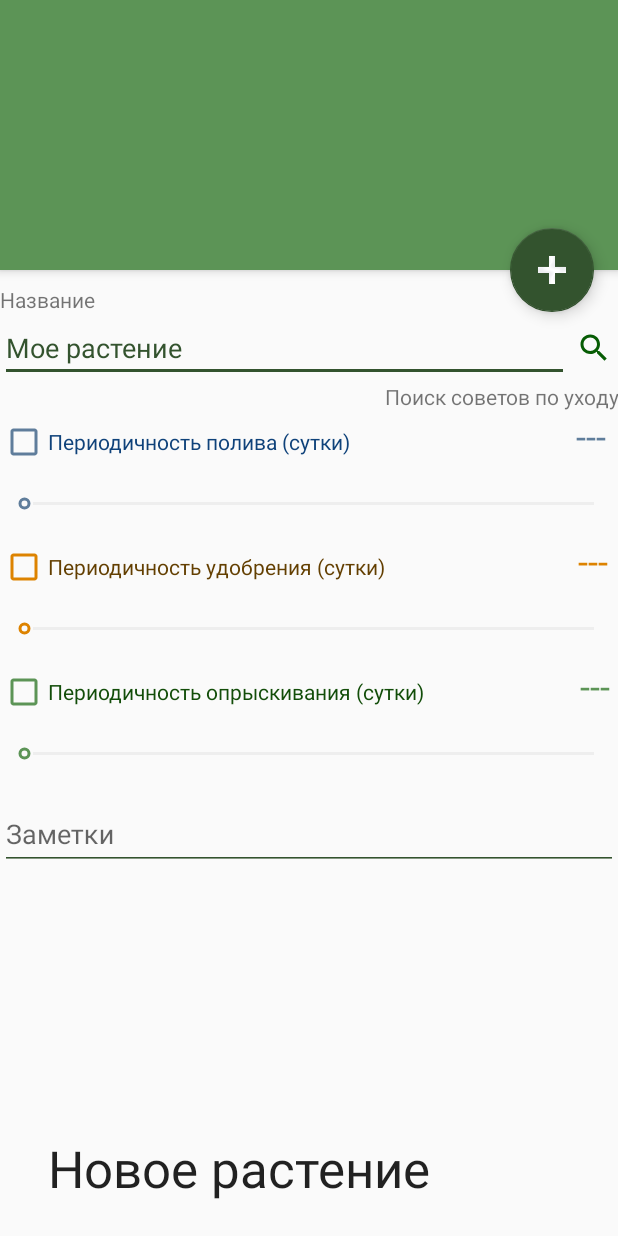
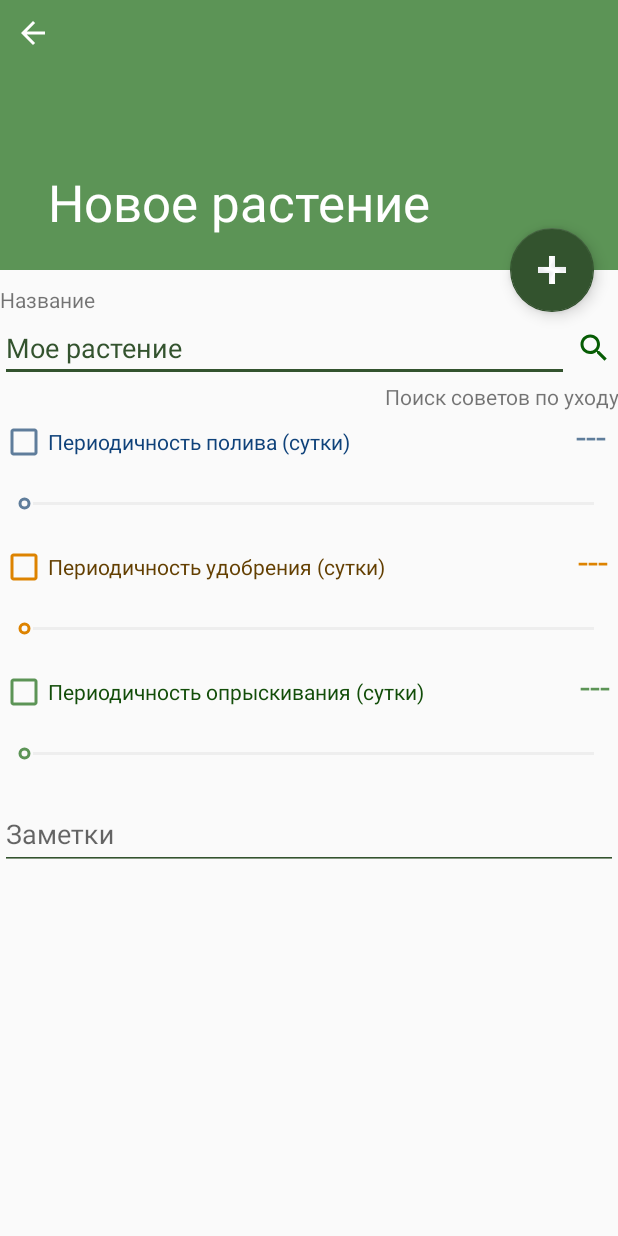
Before and after one commit to bpqda/PlantsProject, an Android app: the CreationActivity screen opened directly, with no data from a screen before it, on a phone screen of 412 x 824 dp. Run offline under Robolectric (Android 15) with nearby library versions, the phone set to English and light mode, and no system bars.

Commit message:
CreationActivity

```diff
--- a/app/src/main/AndroidManifest.xml
+++ b/app/src/main/AndroidManifest.xml
@@ -18,7 +18,7 @@
         <activity
             android:name=".CreationActivity"
             android:label="@string/title_activity_creation"
-            android:theme="@style/AppTheme.NoActionBar.NoActionBar"></activity>
+            android:theme="@style/AppTheme.NoActionBar.NoActionBar" />
         <activity
             android:name=".PlantInfoActivity"
             android:label="@string/title_activity_plant_info"
--- a/app/src/main/java/com/example/plantsproject/CreationActivity.java
+++ b/app/src/main/java/com/example/plantsproject/CreationActivity.java
@@ -27,6 +27,7 @@ public class CreationActivity extends AppCompatActivity {
     private boolean update;
     Plant plant;
     Intent i;
+    CollapsingToolbarLayout toolbarLayout;
 
 
     @Override
@@ -38,13 +39,16 @@ public class CreationActivity extends AppCompatActivity {
 
 
 
-        CollapsingToolbarLayout toolbarLayout = findViewById(R.id.toolbar_layout);
-        toolbarLayout.setTitle("Новое растение");
+
 
         Toolbar toolbar = findViewById(R.id.toolbar);
         setSupportActionBar(toolbar);
 
+
         FloatingActionButton create = findViewById(R.id.fab);
+
+        toolbarLayout = findViewById(R.id.toolbar_layout);
+        toolbarLayout.setTitle("Новое растение");
 
             plantName = findViewById(R.id.nameTxt);
             notes = findViewById(R.id.notes);
--- a/app/src/main/res/layout/activity_creation.xml
+++ b/app/src/main/res/layout/activity_creation.xml
@@ -14,28 +14,12 @@
         android:fitsSystemWindows="true"
         android:theme="@style/AppTheme.NoActionBar.AppBarOverlay">
 
-    </com.google.android.material.appbar.AppBarLayout>
-
-    <include layout="@layout/content_creation" />
-
-    <com.google.android.material.floatingactionbutton.FloatingActionButton
-        android:id="@+id/fab"
-        android:layout_width="wrap_content"
-        android:layout_height="wrap_content"
-        android:layout_margin="@dimen/fab_margin"
-        app:backgroundTint="@color/darkGreen"
-        app:layout_anchor="@+id/app_bar"
-        app:layout_anchorGravity="end|bottom"
-        app:srcCompat="@drawable/plus" />
-
         <com.google.android.material.appbar.CollapsingToolbarLayout
             android:id="@+id/toolbar_layout"
             android:layout_width="match_parent"
             android:layout_height="match_parent"
             android:fitsSystemWindows="true"
             app:contentScrim="?attr/colorPrimary"
-        app:layout_anchor="@+id/app_bar"
-        app:layout_anchorGravity="center"
             app:layout_scrollFlags="scroll|exitUntilCollapsed"
             app:toolbarId="@+id/toolbar">
 
@@ -56,5 +40,18 @@
                 app:srcCompat="@drawable/ic_arrow_back_black_24dp" />
 
         </com.google.android.material.appbar.CollapsingToolbarLayout>
+    </com.google.android.material.appbar.AppBarLayout>
+
+    <include layout="@layout/content_creation" />
+
+    <com.google.android.material.floatingactionbutton.FloatingActionButton
+        android:id="@+id/fab"
+        android:layout_width="wrap_content"
+        android:layout_height="wrap_content"
+        android:layout_margin="@dimen/fab_margin"
+        app:backgroundTint="@color/darkGreen"
+        app:layout_anchor="@+id/app_bar"
+        app:layout_anchorGravity="end|bottom"
+        app:srcCompat="@drawable/plus" />
 
 </androidx.coordinatorlayout.widget.CoordinatorLayout>
--- a/app/src/main/res/values/strings.xml
+++ b/app/src/main/res/values/strings.xml
@@ -123,5 +123,6 @@
         "For example, position the FAB to one side of stream of a cards so the FAB won’t interfere "
         "when a user tries to pick up one of cards.\n\n"
     </string>
+    <string name="title_activity_scrolling">ScrollingActivity</string>
 
 </resources>
```
Lines whose indentation alone changed are shown as unchanged.
